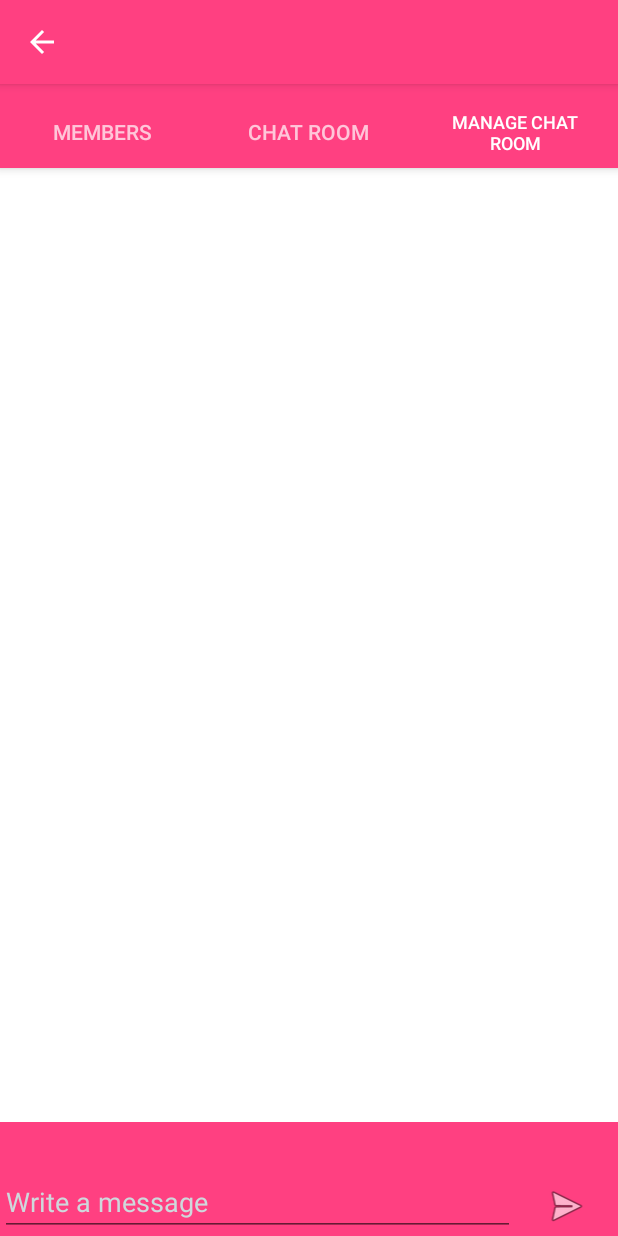
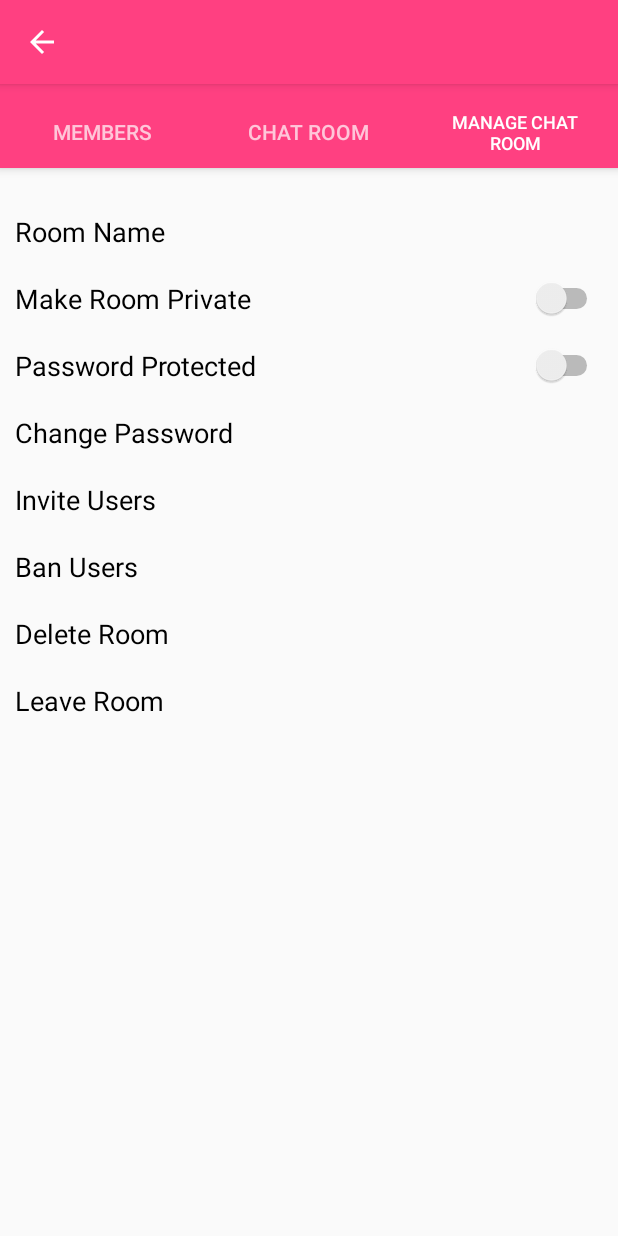
Before and after one commit to 19anti91/StudyChatRoom, an Android app: the ChatRooms screen opened directly, with no data from a screen before it, tab 3 chosen, on a phone screen of 412 x 824 dp. Run offline under Robolectric (Android 15) with nearby library versions, the phone set to English and light mode, and no system bars.

Commit message:
working on manage chat room

```diff
--- a/app/src/main/java/com/oop/projectgroup10/studychatroom/ChatRoomsTwoTabs.java
+++ b/app/src/main/java/com/oop/projectgroup10/studychatroom/ChatRoomsTwoTabs.java
@@ -236,7 +236,7 @@ public class ChatRoomsTwoTabs extends AppCompatActivity {
                             Intent goToChatRoom = new Intent(act, ChatRooms.class);
                             startActivity(goToChatRoom);
                         }else{
-
+//TODO if admin no need to join room or prompt for password, admin can also see all rooms
                             new AlertDialog.Builder(act)
                                     .setTitle("Join Chat Room?")
                                     .setMessage("This room is password protected. Please type in password")
--- a/app/src/main/java/com/oop/projectgroup10/studychatroom/CreateRoom.java
+++ b/app/src/main/java/com/oop/projectgroup10/studychatroom/CreateRoom.java
@@ -99,7 +99,7 @@ public class CreateRoom extends AppCompatActivity {
     }
 
     public String getRoomName() {
-        EditText roomName = (EditText) findViewById(R.id.roomName);
+        EditText roomName = (EditText) findViewById(R.id.roomNameMan);
         return roomName.getText().toString();
     }
 
--- a/app/src/main/java/com/oop/projectgroup10/studychatroom/SendDataAsync.java
+++ b/app/src/main/java/com/oop/projectgroup10/studychatroom/SendDataAsync.java
@@ -97,6 +97,11 @@ public class SendDataAsync extends AsyncTask<String, Void, String> {
             } else if (action.equals("getAllUsersFromChatRoom")) {
                 value1 = args[2];
                 data += "&" + URLEncoder.encode("roomName", "UTF-8") + "=" + value1;
+            } else if(action.equals("updateChatRoomName")){
+                value1 = args[2];
+                value2 = args[3];
+                data += "&" + URLEncoder.encode("roomName", "UTF-8") + "=" + value1;
+                data += "&" + URLEncoder.encode("newRoomName", "UTF-8") + "=" + value2;
             }
 
 
--- a/app/src/main/res/layout/activity_create_room.xml
+++ b/app/src/main/res/layout/activity_create_room.xml
@@ -22,7 +22,7 @@
         android:orientation="vertical">
 
         <EditText
-            android:id="@+id/roomName"
+            android:id="@+id/roomNameMan"
             android:layout_width="wrap_content"
             android:layout_height="wrap_content"
             android:layout_alignParentTop="true"
@@ -36,8 +36,8 @@
             android:id="@+id/roomPassCr"
             android:layout_width="wrap_content"
             android:layout_height="wrap_content"
-            android:layout_alignStart="@+id/roomName"
-            android:layout_below="@+id/roomName"
+            android:layout_alignStart="@+id/roomNameMan"
+            android:layout_below="@+id/roomNameMan"
             android:layout_marginTop="34dp"
             android:ems="10"
             android:hint="Room password"
--- /dev/null
+++ b/app/src/main/res/layout/manage_room.xml
@@ -0,0 +1,102 @@
+<?xml version="1.0" encoding="utf-8"?>
+<LinearLayout xmlns:android="http://schemas.android.com/apk/res/android"
+    xmlns:tools="http://schemas.android.com/tools"
+    android:layout_width="match_parent"
+    android:layout_height="match_parent"
+    android:orientation="vertical"
+    android:padding="10sp">
+
+
+    <ScrollView
+        android:layout_width="match_parent"
+        android:layout_height="match_parent">
+
+        <LinearLayout
+            android:layout_width="match_parent"
+            android:layout_height="wrap_content"
+            android:orientation="vertical" >
+
+            <TextView
+                android:id="@+id/roomNameMan"
+                android:layout_width="match_parent"
+                android:layout_height="wrap_content"
+                android:layout_marginTop="10sp"
+                android:paddingBottom="10sp"
+                android:paddingTop="10sp"
+                android:text="Room Name"
+                android:textColor="@color/common_google_signin_btn_text_dark_focused"
+                android:textSize="18sp" />
+
+            <Switch
+                android:id="@+id/makePrivMan"
+                android:layout_width="match_parent"
+                android:layout_height="wrap_content"
+                android:paddingBottom="10sp"
+                android:paddingTop="10sp"
+                android:text="Make Room Private"
+                android:textColor="@color/common_google_signin_btn_text_dark_focused"
+                android:textSize="18sp" />
+
+            <Switch
+                android:id="@+id/passwordProtectedSwitch"
+                android:layout_width="match_parent"
+                android:layout_height="wrap_content"
+                android:paddingBottom="10sp"
+                android:paddingTop="10sp"
+                android:text="Password Protected"
+                android:textColor="@color/common_google_signin_btn_text_dark_focused"
+                android:textSize="18sp" />
+
+            <TextView
+                android:id="@+id/changePasswordMan"
+                android:layout_width="match_parent"
+                android:layout_height="wrap_content"
+                android:paddingBottom="10sp"
+                android:paddingTop="10sp"
+                android:text="Change Password"
+                android:textColor="@color/common_google_signin_btn_text_dark_focused"
+                android:textSize="18sp" />
+
+            <TextView
+                android:id="@+id/inviteUsersMan"
+                android:layout_width="match_parent"
+                android:layout_height="wrap_content"
+                android:paddingBottom="10sp"
+                android:paddingTop="10sp"
+                android:text="Invite Users"
+                android:textColor="@color/common_google_signin_btn_text_dark_focused"
+                android:textSize="18sp" />
+
+            <TextView
+                android:id="@+id/banUsersMan"
+                android:layout_width="match_parent"
+                android:layout_height="wrap_content"
+                android:paddingBottom="10sp"
+                android:paddingTop="10sp"
+                android:text="Ban Users"
+                android:textColor="@color/common_google_signin_btn_text_dark_focused"
+                android:textSize="18sp" />
+
+            <TextView
+                android:id="@+id/deleteRoomMan"
+                android:layout_width="match_parent"
+                android:layout_height="wrap_content"
+                android:paddingBottom="10sp"
+                android:paddingTop="10sp"
+                android:text="Delete Room"
+                android:textColor="@color/common_google_signin_btn_text_dark_focused"
+                android:textSize="18sp" />
+
+            <TextView
+                android:id="@+id/leaveRoomMan"
+                android:layout_width="match_parent"
+                android:layout_height="wrap_content"
+                android:paddingBottom="10sp"
+                android:paddingTop="10sp"
+                android:text="Leave Room"
+                android:textColor="@color/common_google_signin_btn_text_dark_focused"
+                android:textSize="18sp" />
+        </LinearLayout>
+    </ScrollView>
+
+</LinearLayout>
```
Also changed, not shown: app/src/main/java/com/oop/projectgroup10/studychatroom/ChatRooms.java (+101 -1 lines).
